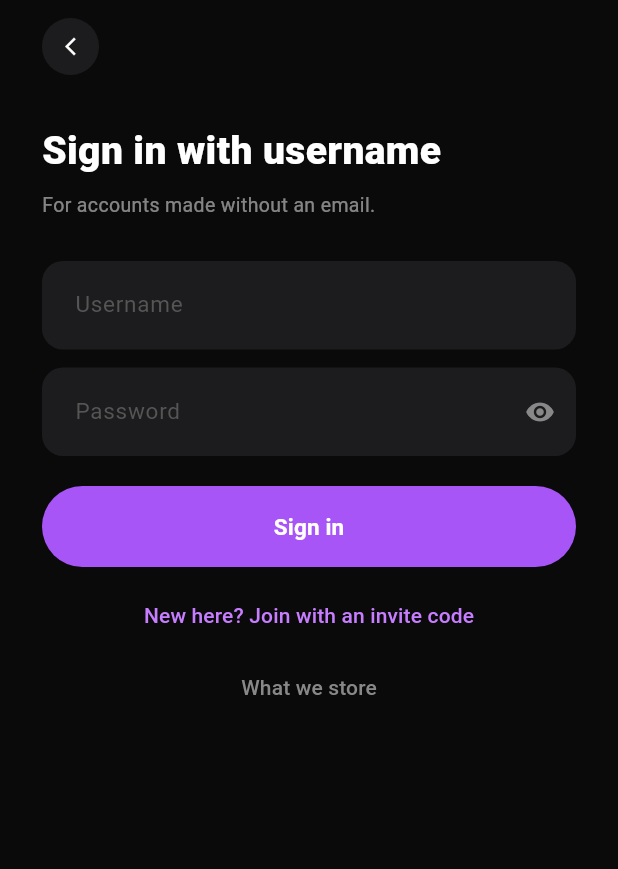
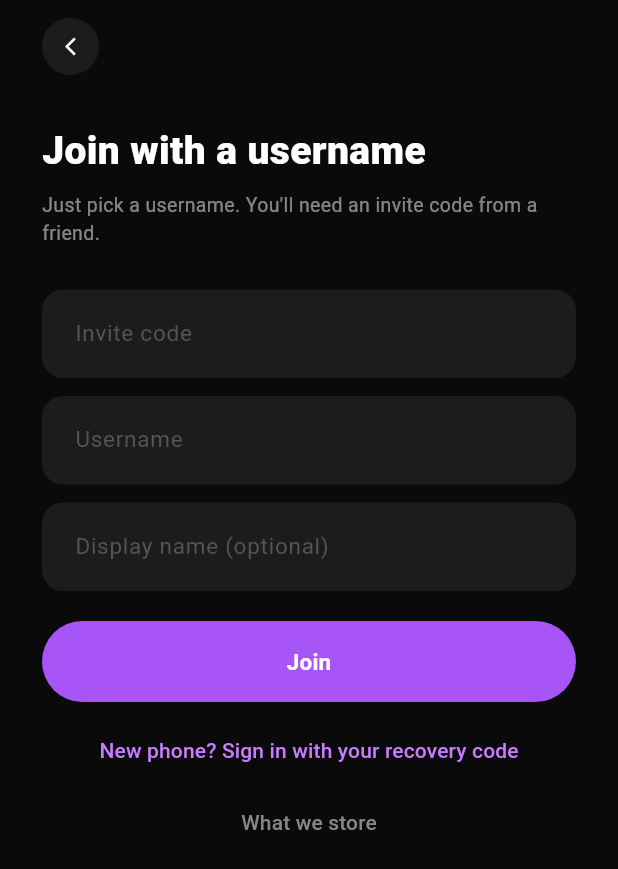
Before and after one commit to afas2004/efoc, a Flutter app: the UsernameScreen screen opened directly, on a phone screen of 412 x 824 dp. Shown: the top 869 px of the screen. Run offline on Flutter 3.47's test engine with Material 3 defaults, Android fonts, the phone set to English and light mode, and no system bars; our stand-ins replace app_links, camera, emoji_picker_flutter, firebase_auth, firebase_core, firebase_database and 9 more; missing offline and left inert: dart:js_interop, dart:ui_web, flutter_inappwebview, video_thumbnail; accounts and stored records are empty.

Commit message:
feat(auth): username accounts use an app-made recovery code, no password
- username-signup makes a 12-character recovery code (the account's
  password, hashed by Supabase) and returns it once.
- After joining, a "Save your recovery code" screen shows it with Copy
  and a "saved it" check before signing in.
- Login screen: "No email? Join with just a username" and "Have a
  recovery code? Sign in".
- Account sheet: "Make a new recovery code" for username accounts.

Co-Authored-By: Claude Opus 5.5 <noreply@anthropic.com>

```diff
--- a/lib/screens/auth/username_screen.dart
+++ b/lib/screens/auth/username_screen.dart
@@ -5,12 +5,16 @@ import 'package:supabase_flutter/supabase_flutter.dart';
 import '../../services/auth_service.dart';
 import '../../state/app_state.dart';
 import '../../theme/colors.dart';
+import 'recovery_code_screen.dart';
 import 'what_we_store_screen.dart';
 
-/// Sign in or sign up with a username and password, no email.
-/// Signing up needs a Log invite code.
+/// Sign up with just a username (needs a Log invite code), or sign in on
+/// another device with username + recovery code. No email either way.
 class UsernameScreen extends StatefulWidget {
-  const UsernameScreen({super.key});
+  const UsernameScreen({super.key, this.signUp = true});
+
+  /// Open on "join" (true) or "sign in with recovery code" (false).
+  final bool signUp;
 
   @override
   State<UsernameScreen> createState() => _UsernameScreenState();
@@ -19,28 +23,25 @@ class UsernameScreen extends StatefulWidget {
 class _UsernameScreenState extends State<UsernameScreen> {
   final _formKey = GlobalKey<FormState>();
   final _username = TextEditingController();
-  final _password = TextEditingController();
+  final _recovery = TextEditingController();
   final _name = TextEditingController();
   final _code = TextEditingController();
   bool _signUp = false;
   bool _loading = false;
-  bool _showPassword = false;
 
   @override
   void initState() {
     super.initState();
-    // Arrived through an invite link: they're most likely new.
+    _signUp = widget.signUp;
+    // Arrived through an invite link: fill the code in for them.
     final pending = context.read<AppState>().pendingInviteCode;
-    if (pending != null && pending.isNotEmpty) {
-      _code.text = pending;
-      _signUp = true;
-    }
+    if (pending != null && pending.isNotEmpty) _code.text = pending;
   }
 
   @override
   void dispose() {
     _username.dispose();
-    _password.dispose();
+    _recovery.dispose();
     _name.dispose();
     _code.dispose();
     super.dispose();
@@ -53,9 +54,9 @@ class _UsernameScreenState extends State<UsernameScreen> {
     final appState = context.read<AppState>();
     try {
       if (_signUp) {
-        await AuthService.instance.signUpWithUsername(
-          username: _username.text,
-          password: _password.text,
+        final username = _username.text.trim().toLowerCase();
+        final code = await AuthService.instance.signUpWithUsername(
+          username: username,
           inviteCode: _code.text,
           displayName: _name.text,
         );
@@ -64,16 +65,30 @@ class _UsernameScreenState extends State<UsernameScreen> {
             _code.text.trim().toUpperCase()) {
           appState.clearPendingInviteCode();
         }
+        if (!mounted) return;
+        // Show the code before signing in: signing in swaps to home.
+        await Navigator.of(context).push(
+          MaterialPageRoute(
+            builder: (_) => RecoveryCodeScreen(
+              code: code,
+              username: username,
+              onDone: () => AuthService.instance.signInWithUsername(
+                username: username,
+                recoveryCode: code,
+              ),
+            ),
+          ),
+        );
       } else {
         await AuthService.instance.signInWithUsername(
           username: _username.text,
-          password: _password.text,
+          recoveryCode: _recovery.text,
         );
       }
       // AuthGate takes over from here.
     } on AuthException catch (e) {
       _fail(e.message.toLowerCase().contains('invalid login')
-          ? 'Wrong username or password'
+          ? 'Wrong username or recovery code'
           : e.message);
     } catch (e) {
       _fail('$e');
@@ -141,7 +156,7 @@ class _UsernameScreenState extends State<UsernameScreen> {
               ),
               const SizedBox(height: 32),
               Text(
-                _signUp ? 'Join without email' : 'Sign in with username',
+                _signUp ? 'Join with a username' : 'Sign in on a new device',
                 style: const TextStyle(
                   color: Colors.white,
                   fontSize: 26,
@@ -151,8 +166,8 @@ class _UsernameScreenState extends State<UsernameScreen> {
               const SizedBox(height: 8),
               Text(
                 _signUp
-                    ? 'No email needed. You\'ll need an invite code from a friend.'
-                    : 'For accounts made without an email.',
+                    ? 'Just pick a username. You\'ll need an invite code from a friend.'
+                    : 'Use the recovery code you saved when you joined.',
                 style: TextStyle(
                   color: Colors.white.withValues(alpha: 0.5),
                   fontSize: 13,
@@ -192,54 +207,28 @@ class _UsernameScreenState extends State<UsernameScreen> {
               ),
               const SizedBox(height: 12),
 
-              TextFormField(
-                controller: _password,
-                style: input,
-                cursorColor: EfocColors.accent,
-                obscureText: !_showPassword,
-                autofillHints: [
-                  _signUp ? AutofillHints.newPassword : AutofillHints.password,
-                ],
-                decoration: _field(
-                  'Password',
-                  suffix: IconButton(
-                    icon: Icon(
-                      _showPassword ? Icons.visibility_off : Icons.visibility,
-                      color: EfocColors.textMuted,
-                      size: 20,
-                    ),
-                    onPressed: () =>
-                        setState(() => _showPassword = !_showPassword),
-                  ),
+              if (!_signUp)
+                TextFormField(
+                  controller: _recovery,
+                  style: input,
+                  cursorColor: EfocColors.accent,
+                  autocorrect: false,
+                  textCapitalization: TextCapitalization.characters,
+                  autofillHints: const [AutofillHints.password],
+                  decoration: _field('Recovery code (XXXX-XXXX-XXXX)'),
+                  validator: (v) =>
+                      AuthService.normalizeRecoveryCode(v ?? '').length == 12
+                          ? null
+                          : 'Recovery codes are 12 letters and numbers',
                 ),
-                validator: (v) {
-                  final value = v ?? '';
-                  if (value.isEmpty) return 'Enter a password';
-                  if (_signUp && value.length < 8) {
-                    return 'At least 8 characters';
-                  }
-                  return null;
-                },
-              ),
 
-              if (_signUp) ...[
-                const SizedBox(height: 12),
+              if (_signUp)
                 TextFormField(
                   controller: _name,
                   style: input,
                   cursorColor: EfocColors.accent,
                   decoration: _field('Display name (optional)'),
                 ),
-                const SizedBox(height: 12),
-                Text(
-                  'There\'s no email to reset your password, so keep it '
-                  'somewhere safe. If you forget it, ask whoever runs Efoc.',
-                  style: TextStyle(
-                    color: EfocColors.warning.withValues(alpha: 0.8),
-                    fontSize: 12,
-                  ),
-                ),
-              ],
 
               const SizedBox(height: 20),
               SizedBox(
@@ -266,7 +255,7 @@ class _UsernameScreenState extends State<UsernameScreen> {
                           ),
                         )
                       : Text(
-                          _signUp ? 'Create account' : 'Sign in',
+                          _signUp ? 'Join' : 'Sign in',
                           style: const TextStyle(
                             color: Colors.white,
                             fontSize: 15,
@@ -283,7 +272,7 @@ class _UsernameScreenState extends State<UsernameScreen> {
                       : () => setState(() => _signUp = !_signUp),
                   child: Text(
                     _signUp
-                        ? 'Already have an account? Sign in'
+                        ? 'New phone? Sign in with your recovery code'
                         : 'New here? Join with an invite code',
                     style: TextStyle(color: EfocColors.accentBright),
                   ),
--- a/lib/screens/auth/what_we_store_screen.dart
+++ b/lib/screens/auth/what_we_store_screen.dart
@@ -9,9 +9,9 @@ class WhatWeStoreScreen extends StatelessWidget {
   static const _items = [
     (
       'Your login',
-      'Either your email or a username and password. The password is stored '
-          'scrambled (hashed); nobody can read it. Your email is never shown '
-          'to other members.',
+      'Either your email, or just a username with a recovery code. The code '
+          'is stored scrambled (hashed), so nobody can read it, not even us. '
+          'Your email is never shown to other members.',
     ),
     (
       'Your profile',
--- a/lib/screens/home/widgets/profile/account_sheet.dart
+++ b/lib/screens/home/widgets/profile/account_sheet.dart
@@ -3,6 +3,7 @@ import 'dart:async';
 import 'package:flutter/material.dart';
 import 'package:supabase_flutter/supabase_flutter.dart';
 
+import '../../../../screens/auth/recovery_code_screen.dart';
 import '../../../../screens/auth/what_we_store_screen.dart';
 import '../../../../services/auth_service.dart';
 import '../../../../services/profile_service.dart';
@@ -144,6 +145,57 @@ class _AccountSheetState extends State<AccountSheet> {
       if (!mounted) return;
       if (_saveVersion != myVersion) return;
       setState(() => _status = _SaveStatus.error);
+    }
+  }
+
+  Future<void> _newRecoveryCode() async {
+    final ok = await showDialog<bool>(
+      context: context,
+      builder: (ctx) => AlertDialog(
+        backgroundColor: EfocColors.surface,
+        title: const Text(
+          'Make a new recovery code?',
+          style: TextStyle(color: Colors.white),
+        ),
+        content: const Text(
+          'Your old code stops working. Other devices stay signed in.',
+          style: TextStyle(color: EfocColors.textMuted, height: 1.4),
+        ),
+        actions: [
+          TextButton(
+            onPressed: () => Navigator.of(ctx).pop(false),
+            child: const Text('Cancel'),
+          ),
+          TextButton(
+            onPressed: () => Navigator.of(ctx).pop(true),
+            child: const Text('Make new code'),
+          ),
+        ],
+      ),
+    );
+    if (ok != true || !mounted) return;
+
+    final navigator = Navigator.of(context);
+    final messenger = ScaffoldMessenger.of(context);
+    try {
+      final code = await AuthService.instance.resetRecoveryCode();
+      if (!mounted) return;
+      await navigator.push(
+        MaterialPageRoute(
+          builder: (ctx) => RecoveryCodeScreen(
+            code: code,
+            username: _username.isEmpty ? null : _username,
+            onDone: () async => Navigator.of(ctx).pop(),
+          ),
+        ),
+      );
+    } catch (e) {
+      messenger.showSnackBar(
+        SnackBar(
+          content: Text("Couldn't make a new code: $e"),
+          backgroundColor: EfocColors.danger,
+        ),
+      );
     }
   }
 
@@ -346,7 +398,7 @@ class _AccountSheetState extends State<AccountSheet> {
               ),
               child: Text(
                 _usernameAccount
-                    ? 'Username and password · no email'
+                    ? 'Username + recovery code · no email'
                     : (_email ?? '—'),
                 style: const TextStyle(
                   color: EfocColors.textMuted,
@@ -357,13 +409,27 @@ class _AccountSheetState extends State<AccountSheet> {
             const SizedBox(height: 10),
             Text(
               _usernameAccount
-                  ? "Only you see this. There's no email, so keep your password safe."
+                  ? 'Only you see this. Lost your recovery code? Make a new one '
+                      'while you’re still signed in.'
                   : 'Only you see this. Signed in via one-time code.',
               style: const TextStyle(
                 color: EfocColors.textFaint,
                 fontSize: 11,
               ),
             ),
+            if (_usernameAccount)
+              Align(
+                alignment: Alignment.centerLeft,
+                child: TextButton.icon(
+                  onPressed: _newRecoveryCode,
+                  icon: Icon(Icons.key_rounded,
+                      size: 16, color: EfocColors.accentBright),
+                  label: Text(
+                    'Make a new recovery code',
+                    style: TextStyle(color: EfocColors.accentBright),
+                  ),
+                ),
+              ),
             const SizedBox(height: 18),
             Row(
               children: [
--- a/lib/services/auth_service.dart
+++ b/lib/services/auth_service.dart
@@ -1,3 +1,5 @@
+import 'dart:math';
+
 import 'package:supabase_flutter/supabase_flutter.dart';
 
 import 'reminder_service.dart';
@@ -30,39 +32,69 @@ class AuthService {
 
   static final usernamePattern = RegExp(r'^[a-z0-9_]{3,20}$');
 
+  /// Recovery codes are the password of a username account: 12 characters
+  /// from the invite-code alphabet, shown as XXXX-XXXX-XXXX. Spaces, dashes
+  /// and case don't matter when typing one in.
+  static String normalizeRecoveryCode(String code) =>
+      code.toUpperCase().replaceAll(RegExp(r'[^A-Z0-9]'), '');
+
+  static String formatRecoveryCode(String code) {
+    final c = normalizeRecoveryCode(code);
+    final parts = <String>[];
+    for (var i = 0; i < c.length; i += 4) {
+      parts.add(c.substring(i, i + 4 > c.length ? c.length : i + 4));
+    }
+    return parts.join('-');
+  }
+
+  static String newRecoveryCode() {
+    const chars = 'ABCDEFGHJKMNPQRSTUVWXYZ23456789';
+    final rand = Random.secure();
+    return List.generate(12, (_) => chars[rand.nextInt(chars.length)]).join();
+  }
+
   Future<void> signInWithUsername({
     required String username,
-    required String password,
+    required String recoveryCode,
   }) async {
     await _client.auth.signInWithPassword(
       email: '${username.trim().toLowerCase()}@$usernameDomain',
-      password: password,
+      password: normalizeRecoveryCode(recoveryCode),
     );
   }
 
   /// Creates a username account (needs a Log invite code; the server adds
-  /// them to that Log) and signs in. Throws [AuthFlowException] with a
-  /// message fit to show.
-  Future<void> signUpWithUsername({
+  /// them to that Log) and returns its recovery code. Doesn't sign in, so
+  /// the code can be shown first; call [signInWithUsername] after.
+  /// Throws [AuthFlowException] with a message fit to show.
+  Future<String> signUpWithUsername({
     required String username,
-    required String password,
     required String inviteCode,
     String? displayName,
   }) async {
     try {
-      await _client.functions.invoke('username-signup', body: {
+      final res = await _client.functions.invoke('username-signup', body: {
         'username': username.trim().toLowerCase(),
-        'password': password,
         'invite_code': inviteCode.trim().toUpperCase(),
         if (displayName != null && displayName.trim().isNotEmpty)
           'display_name': displayName.trim(),
       });
+      final code = (res.data as Map?)?['recovery_code'] as String?;
+      if (code == null) throw AuthFlowException("Couldn't create the account");
+      return code;
     } on FunctionException catch (e) {
       final details = e.details;
       final msg = details is Map ? details['error'] as String? : null;
       throw AuthFlowException(msg ?? "Couldn't create the account");
     }
-    await signInWithUsername(username: username, password: password);
+  }
+
+  /// Replaces the recovery code of the signed-in username account; the old
+  /// one stops working. Returns the new code to show once.
+  Future<String> resetRecoveryCode() async {
+    final code = newRecoveryCode();
+    await _client.auth.updateUser(UserAttributes(password: code));
+    return code;
   }
 
   /// Deletes the account and everything in it, then signs out locally.
```
Also changed, not shown: lib/screens/auth/login_screen.dart (+21 -9 lines), lib/screens/auth/recovery_code_screen.dart (added, +186 -0 lines), 1 other file.
